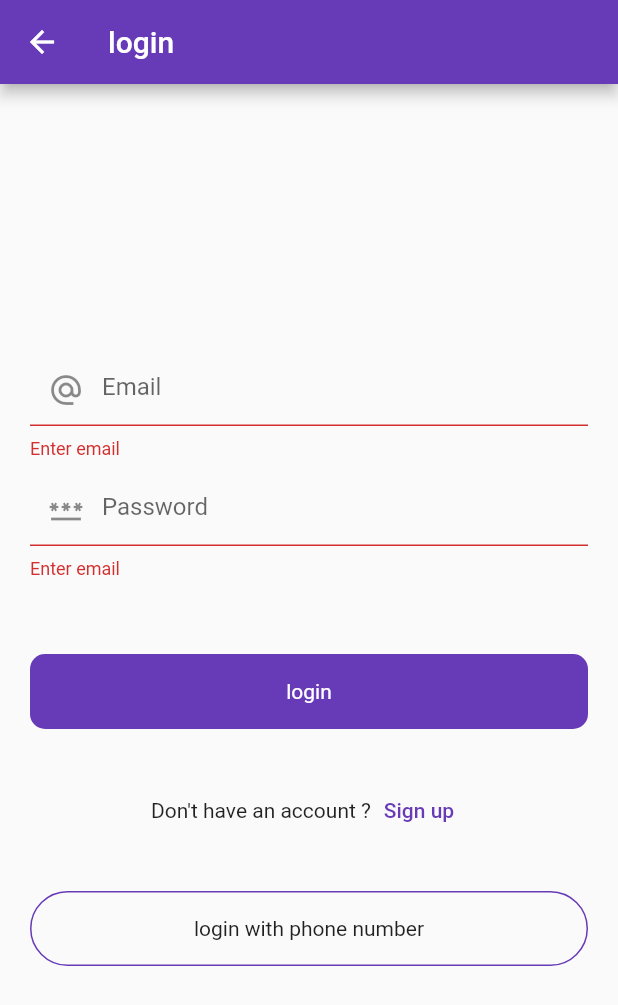
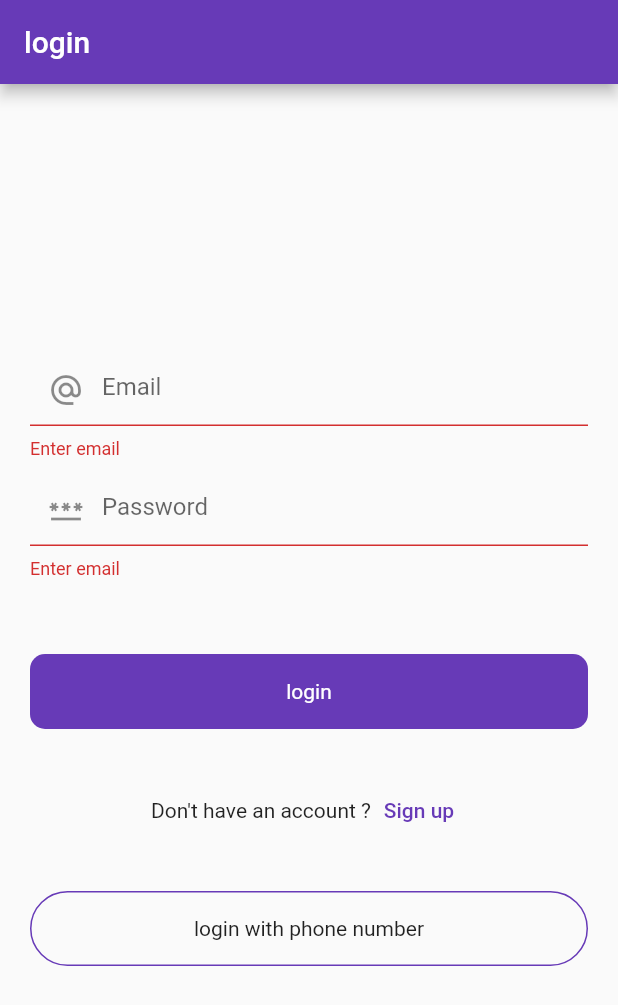
Before and after one commit to Riad-383/firebase-project, a Flutter app: the screen it shows after launch, after a tap on "login", on a phone screen of 412 x 824 dp. Shown: the top 1005 px of the screen. Run offline on Flutter 3.47's test engine with Material 2 defaults, Android fonts, the phone set to English and light mode, and no system bars; our stand-ins replace firebase_auth, firebase_core, firebase_database, firebase_storage, fluttertoast, image_picker; accounts and stored records are empty.

Commit message:
7th commit

```diff
--- a/lib/Ui/spalash_screen.dart
+++ b/lib/Ui/spalash_screen.dart
@@ -22,10 +22,12 @@ class _SplashScreenState extends State<SplashScreen> {
 
   @override
   Widget build(BuildContext context) {
-    return  const  Scaffold(
-      body: Center(
-        child: Text("firebase Tutorials",style: TextStyle(fontSize: 30),),
-      ),
-    );
+    return const Scaffold(body:
+
+    Center(
+      child: Image(
+        fit: BoxFit.fill,
+        image: AssetImage('images/1.png')),
+    ));
   }
 }
--- a/lib/Ui/uth/login_screen.dart
+++ b/lib/Ui/uth/login_screen.dart
@@ -70,7 +70,9 @@ class _LoginScreenState extends State<LoginScreen> {
       },
       child: Expanded(
         child: Scaffold(
-          appBar: AppBar(title: const Text("login")),
+          appBar: AppBar(
+            automaticallyImplyLeading: false,
+            title: const Text("login")),
           body: Padding(
             padding: const EdgeInsets.symmetric(horizontal: 20),
             child: Column(
--- a/lib/firebase_services/splash services.dart
+++ b/lib/firebase_services/splash services.dart
@@ -2,6 +2,7 @@ import 'dart:async';
 
 import 'package:firebase_auth/firebase_auth.dart';
 import 'package:firebase_project/Ui/posts/post_screen.dart';
+import 'package:firebase_project/Ui/upload_image.dart';
 import 'package:firebase_project/Ui/uth/login_screen.dart';
 import 'package:flutter/material.dart';
 
--- a/pubspec.yaml
+++ b/pubspec.yaml
@@ -41,6 +41,7 @@ dependencies:
   cloud_firestore: ^4.8.2
   fluttertoast: ^8.2.2
   firebase_database: ^10.2.4
+  image_picker: ^1.0.2
 
 
 dev_dependencies:
@@ -66,8 +67,8 @@ flutter:
   uses-material-design: true
 
   # To add assets to your application, add an assets section, like this:
-  # assets:
-  #   - images/a_dot_burr.jpeg
+  assets:
+    - images/
   #   - images/a_dot_ham.jpeg
 
   # An image asset can refer to one or more resolution-specific "variants", see
```
Also changed, not shown: lib/Ui/posts/add_post.dart (+17 -10 lines), lib/Ui/upload_image.dart (added, +111 -0 lines), images/1.png (added), pubspec.lock, 6 other files.
